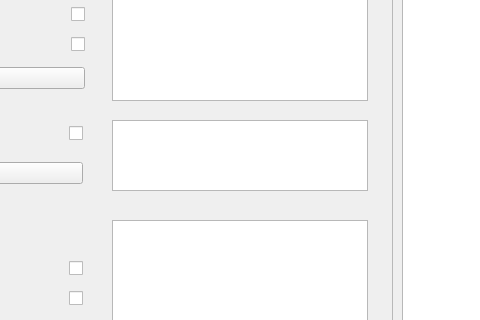
Before: the Qt Designer form interface/main_ui.ui in tanmaivan/COPD-Diagnosis-Expert-System, drawn with Qt 5; both pictures show x 478 to 958 and y 380 to 700 of the 1295 by 808 pixel window.
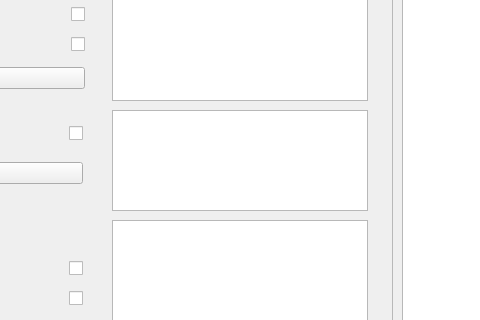
After: the same form once the commit is applied. The open tabs and pages were chosen to show the change. Icons and pictures are not drawn.

Commit message: Look better

Diff of the .ui file:
```diff
--- a/interface/main_ui.ui
+++ b/interface/main_ui.ui
@@ -3416,9 +3416,9 @@
         <property name="geometry">
          <rect>
           <x>390</x>
-          <y>500</y>
+          <y>490</y>
           <width>256</width>
-          <height>71</height>
+          <height>101</height>
          </rect>
         </property>
        </widget>
```
Left out of the diff: 2 changed lines with no effect on the pictures. The commit also changes 1 other file.
